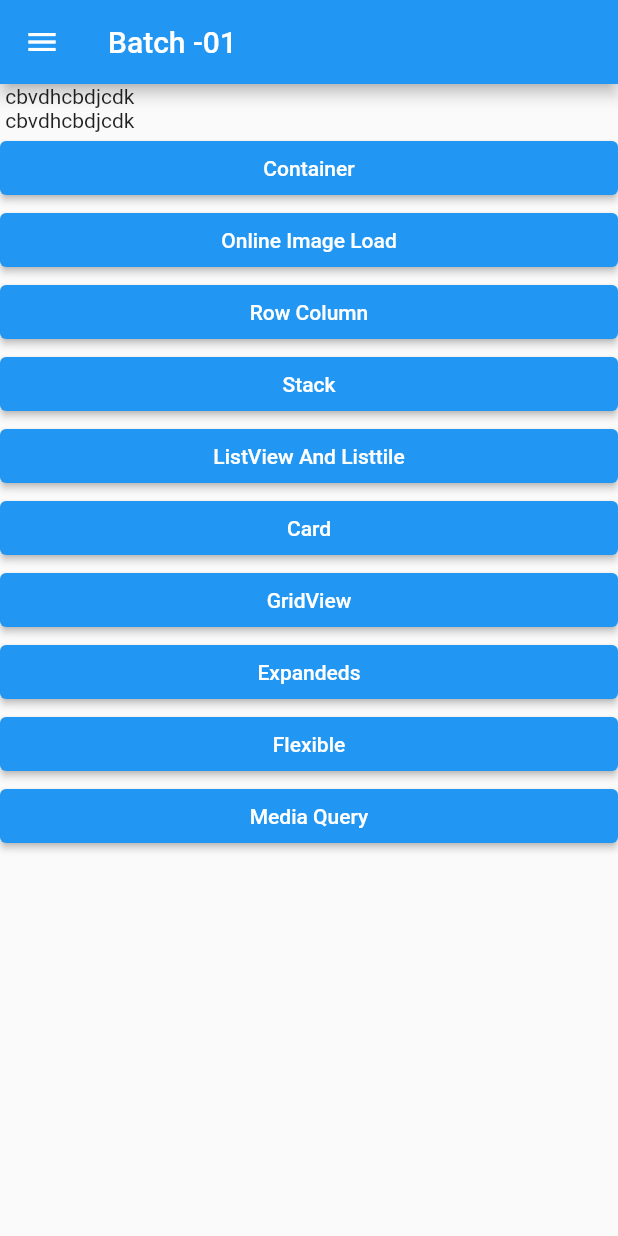
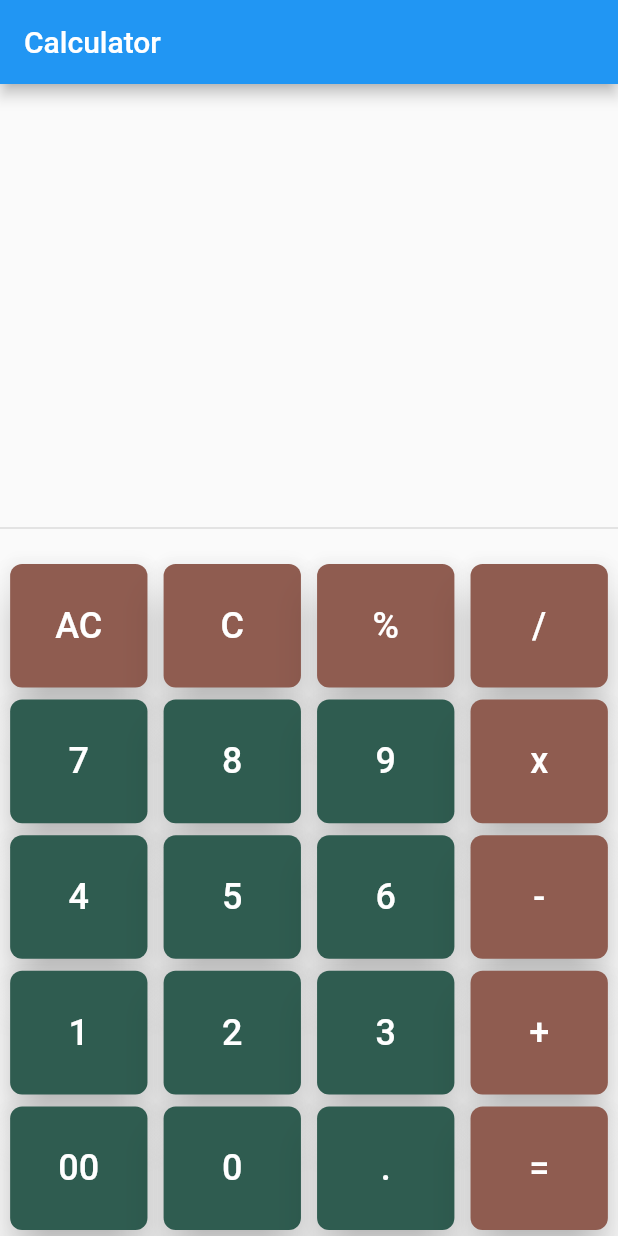
Before and after one commit to jihanislam007/ict_appdevelopment_batch_1, a Flutter app: the screen it shows after launch, on a phone screen of 412 x 824 dp. Run offline on Flutter 3.47's test engine with Material 2 defaults, Android fonts, the phone set to English and light mode, and no system bars.

Commit message:
Class 36

```diff
--- /dev/null
+++ b/lib/calculator/calculator.dart
@@ -0,0 +1,148 @@
+import 'package:flutter/cupertino.dart';
+import 'package:flutter/material.dart';
+
+import 'custom_button.dart';
+
+class calculator extends StatefulWidget {
+
+  @override
+  _calculatorState createState() => _calculatorState();
+}
+
+class _calculatorState extends State<calculator> {
+  late double firstnum, secondnum;
+
+  late String res='', display='', history='',operation;
+
+  void btnOnclick(String btnValue){
+    print(btnValue);
+
+    if(btnValue == 'AC'){
+      firstnum = 0;
+      secondnum = 0;
+      res ='';
+      display = '';
+      history='';
+    }else if(btnValue == 'C'){
+      firstnum = 0;
+      secondnum = 0;
+      res ='';
+      display = '';
+    }else if(btnValue == '+' || btnValue == '-' || btnValue == 'x' || btnValue == '/'){
+
+      firstnum = double.parse(display);
+      res = '';
+      operation =btnValue;
+      history=display;
+
+    }else if(btnValue == '='){
+      secondnum =  double.parse(display);
+
+      if(operation=='+'){
+        res = (firstnum+secondnum).toString();
+      }else if(operation=='-'){
+        res = (firstnum-secondnum).toString();
+      }else if(operation=='x'){
+        res = (firstnum*secondnum).toString();
+      }else if(operation=='/'){
+        res = (firstnum/secondnum).toString();
+      }
+    }else{
+      res = (display+ btnValue).toString();
+    }
+
+    setState(() {
+      display =res;
+    });
+
+  }
+
+  @override
+  Widget build(BuildContext context) {
+    return Scaffold(
+      appBar: AppBar(
+        title: Text("Calculator"),
+      ),
+      body: SafeArea(
+        child: Column(
+          mainAxisAlignment: MainAxisAlignment.end,
+          children: [
+
+            Padding(
+              padding: const EdgeInsets.all(8.0),
+              child: Container(
+                alignment: Alignment.centerRight,
+                child: Text(history,style: TextStyle(fontSize: 32, color: Color(
+                    0xFFA09999)),),
+              ),
+            ),
+
+            Padding(
+              padding: const EdgeInsets.all(8.0),
+              child: Container(
+                alignment: Alignment.centerRight,
+                child: Text(display,style: TextStyle(fontSize: 48, color: Color(0xFF000000)),),
+              ),
+            ),
+
+            Divider(thickness: 1,),
+
+            SizedBox(height: 12,),
+
+            Row(
+              mainAxisAlignment: MainAxisAlignment.spaceEvenly,
+              children: [
+                custom_button('AC',0xFF8f5c50,0xFFFFFFFF,24,btnOnclick),
+                custom_button('C',0xFF8f5c50,0xFFFFFFFF,24,btnOnclick),
+                custom_button('%',0xFF8f5c50,0xFFFFFFFF,24,btnOnclick),
+                custom_button('/',0xFF8f5c50,0xFFFFFFFF,24,btnOnclick),
+
+              ],
+            ),
+            Row(
+              mainAxisAlignment: MainAxisAlignment.spaceEvenly,
+              children: [
+                custom_button('7',0xFF2f5c50,0xFFFFFFFF,24,btnOnclick),
+                custom_button('8',0xFF2f5c50,0xFFFFFFFF,24,btnOnclick),
+                custom_button('9',0xFF2f5c50,0xFFFFFFFF,24,btnOnclick),
+                custom_button('x',0xFF8f5c50,0xFFFFFFFF,24,btnOnclick),
+
+              ],
+            ),
+            Row(
+              mainAxisAlignment: MainAxisAlignment.spaceEvenly,
+              children: [
+                custom_button('4',0xFF2f5c50,0xFFFFFFFF,24,btnOnclick),
+                custom_button('5',0xFF2f5c50,0xFFFFFFFF,24,btnOnclick),
+                custom_button('6',0xFF2f5c50,0xFFFFFFFF,24,btnOnclick),
+                custom_button('-',0xFF8f5c50,0xFFFFFFFF,24,btnOnclick),
+
+              ],
+            ),
+            Row(
+              mainAxisAlignment: MainAxisAlignment.spaceEvenly,
+              children: [
+                custom_button('1',0xFF2f5c50,0xFFFFFFFF,24,btnOnclick),
+                custom_button('2',0xFF2f5c50,0xFFFFFFFF,24,btnOnclick),
+                custom_button('3',0xFF2f5c50,0xFFFFFFFF,24,btnOnclick),
+                custom_button('+',0xFF8f5c50,0xFFFFFFFF,24,btnOnclick),
+
+              ],
+            ),
+            Row(
+              mainAxisAlignment: MainAxisAlignment.spaceEvenly,
+              children: [
+                custom_button('00',0xFF2f5c50,0xFFFFFFFF,24,btnOnclick),
+                custom_button('0',0xFF2f5c50,0xFFFFFFFF,24,btnOnclick),
+                custom_button('.',0xFF2f5c50,0xFFFFFFFF,24,btnOnclick),
+                custom_button('=',0xFF8f5c50,0xFFFFFFFF,24,btnOnclick),
+
+              ],
+            ),
+
+          ],
+        ),
+      ),
+    );
+  }
+}
--- /dev/null
+++ b/lib/calculator/custom_button.dart
@@ -0,0 +1,36 @@
+import 'package:flutter/material.dart';
+
+class custom_button extends StatelessWidget {
+
+  late String btntext;
+  late int btncolor,textcolor;
+  late double textSize;
+  late Function callback;
+
+
+  custom_button(this.btntext, this.btncolor, this.textcolor, this.textSize,this.callback);
+
+  @override
+  Widget build(BuildContext context) {
+    return Container(
+      child: Card(
+        shape: RoundedRectangleBorder(
+          borderRadius: BorderRadius.circular(8),
+        ),
+        color: Color(btncolor),
+        elevation: 12,
+        child: Container(
+          height: MediaQuery.of(context).size.height / 10,
+          width: MediaQuery.of(context).size.width / 4.5,
+          child: TextButton(
+            child: Text(
+              btntext,
+              style: TextStyle(fontSize: textSize, color: Color(textcolor)),
+            ),
+            onPressed: () => callback(btntext),
+          ),
+        ),
+      ),
+    );
+  }
+}
--- a/lib/main.dart
+++ b/lib/main.dart
@@ -1,6 +1,8 @@
 import 'package:flutter/material.dart';
 
 import 'Dashboard.dart';
+import 'calculator/calculator.dart';
+import 'railSeba/rail.dart';
 
 void main() {
   runApp(MyApp());
@@ -10,7 +12,7 @@ class MyApp extends StatelessWidget {
   @override
   Widget build(BuildContext context) {
     return MaterialApp(
-      home: Dashboard(),
+      home: calculator(),
     );
   }
 }
```
Also changed, not shown: lib/Dashboard.dart (+43 -51 lines), lib/railSeba/custom_widget.dart (added, +35 -0 lines), lib/railSeba/rail.dart (added, +54 -0 lines).
